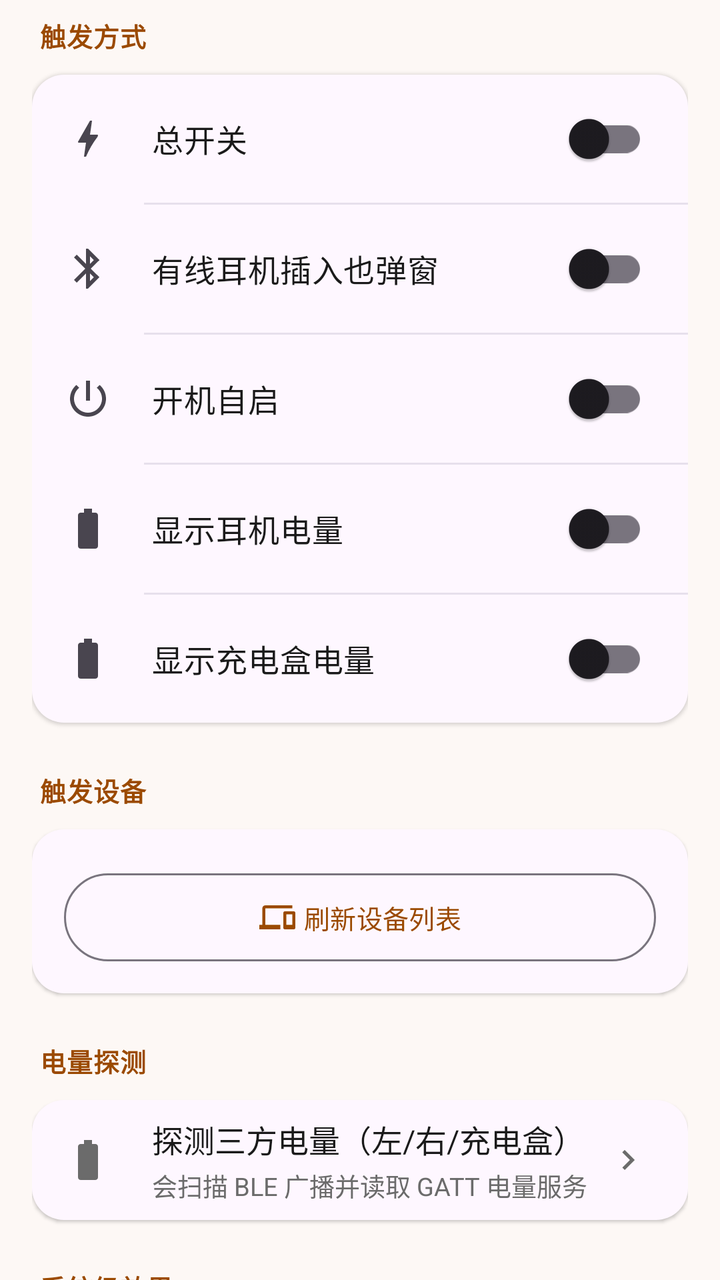
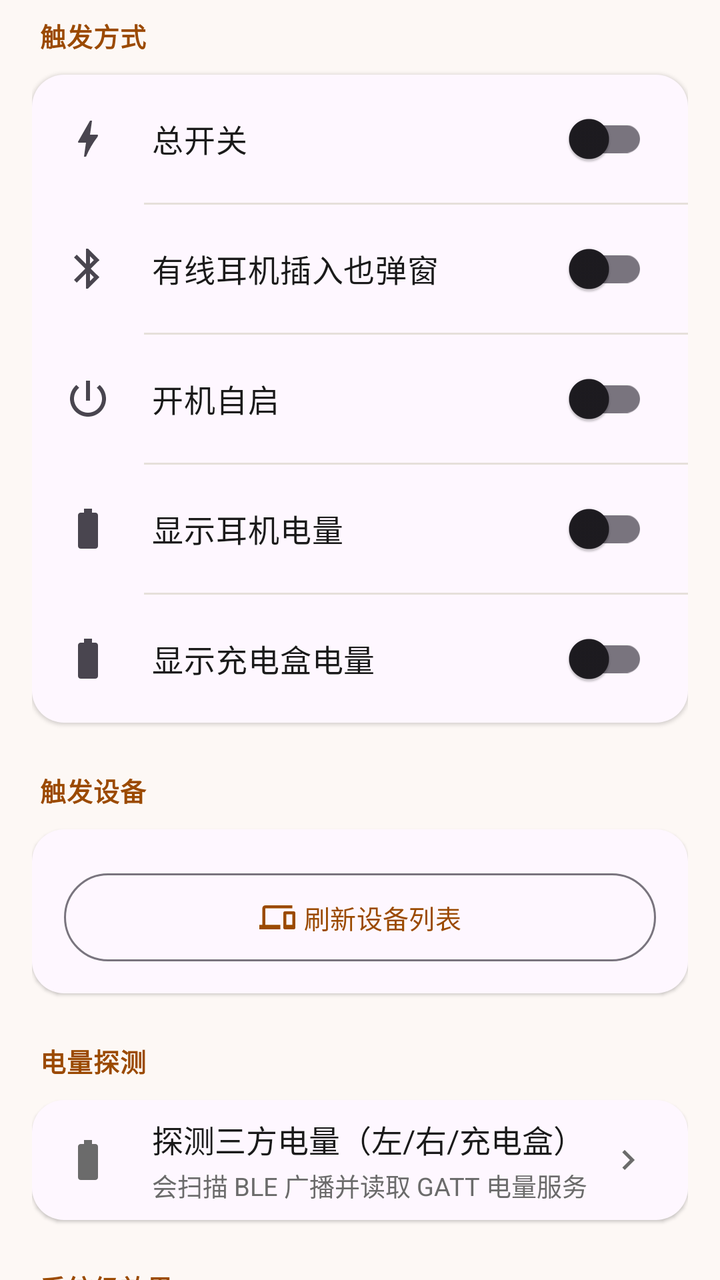

Two renders of the same Android screen: before a commit and after it. Below are the layout's source before the change and the commit's diff.
<!-- AndroidManifest.xml: application theme AppTheme -->
<!-- res/layout/tab_settings.xml -->
<?xml version="1.0" encoding="utf-8"?>
<androidx.core.widget.NestedScrollView xmlns:android="http://schemas.android.com/apk/res/android"
    xmlns:app="http://schemas.android.com/apk/res-auto"
    android:layout_width="match_parent"
    android:layout_height="match_parent"
    android:clipToPadding="false"
    android:overScrollMode="never"
    android:paddingStart="16dp"
    android:paddingTop="8dp"
    android:paddingEnd="16dp"
    android:paddingBottom="24dp">

    <LinearLayout
        android:layout_width="match_parent"
        android:layout_height="wrap_content"
        android:orientation="vertical">

        
        <TextView
            style="@style/TextSectionTitle"
            android:layout_marginStart="4dp"
            android:text="触发方式" />

        <LinearLayout
            style="@style/AppGroup"
            android:layout_marginTop="10dp"
            android:elevation="1dp">

            <com.google.android.material.switchmaterial.SwitchMaterial
                android:id="@+id/swMaster"
                style="@style/AppItem"
                android:drawableStart="@drawable/ic_bolt"
                android:text="总开关"
                android:textSize="15.5sp" />

            <View
                android:layout_width="match_parent"
                android:layout_height="1dp"
                android:layout_marginStart="56dp"
                android:background="?attr/colorSurfaceVariant" />

            <com.google.android.material.switchmaterial.SwitchMaterial
                android:id="@+id/swWired"
                style="@style/AppItem"
                android:drawableStart="@drawable/ic_bluetooth"
                android:text="有线耳机插入也弹窗"
                android:textSize="15.5sp" />

            <View
                android:layout_width="match_parent"
                android:layout_height="1dp"
                android:layout_marginStart="56dp"
                android:background="?attr/colorSurfaceVariant" />

            <com.google.android.material.switchmaterial.SwitchMaterial
                android:id="@+id/swAutoStart"
                style="@style/AppItem"
                android:drawableStart="@drawable/ic_power"
                android:text="开机自启"
                android:textSize="15.5sp" />

            <View
                android:layout_width="match_parent"
                android:layout_height="1dp"
                android:layout_marginStart="56dp"
                android:background="?attr/colorSurfaceVariant" />

            <com.google.android.material.switchmaterial.SwitchMaterial
                android:id="@+id/swBattery"
                style="@style/AppItem"
                android:drawableStart="@drawable/ic_battery"
                android:text="显示耳机电量"
                android:textSize="15.5sp" />

            <View
                android:layout_width="match_parent"
                android:layout_height="1dp"
                android:layout_marginStart="56dp"
                android:background="?attr/colorSurfaceVariant" />

            <com.google.android.material.switchmaterial.SwitchMaterial
                android:id="@+id/swCase"
                style="@style/AppItem"
                android:drawableStart="@drawable/ic_battery"
                android:text="显示充电盒电量"
                android:textSize="15.5sp" />
        </LinearLayout>

        
        <TextView
            style="@style/TextSectionTitle"
            android:layout_marginStart="4dp"
            android:layout_marginTop="24dp"
            android:text="触发设备" />

        <LinearLayout
            style="@style/AppGroup"
            android:layout_marginTop="10dp"
            android:elevation="1dp"
            android:padding="16dp">

            <LinearLayout
                android:id="@+id/deviceList"
                android:layout_width="match_parent"
                android:layout_height="wrap_content"
                android:orientation="vertical" />

            <com.google.android.material.button.MaterialButton
                android:id="@+id/btnRefresh"
                style="@style/AppButtonTonal"
                android:layout_width="match_parent"
                android:layout_height="wrap_content"
                android:layout_marginTop="6dp"
                android:minHeight="44dp"
                android:text="刷新设备列表"
                android:textSize="13sp"
                app:icon="@drawable/ic_devices"
                app:iconGravity="textStart" />
        </LinearLayout>

        
        <TextView
            style="@style/TextSectionTitle"
            android:layout_marginStart="4dp"
            android:layout_marginTop="24dp"
            android:text="电量探测" />

        <LinearLayout
            style="@style/AppGroup"
            android:layout_marginTop="10dp"
            android:elevation="1dp">

            <LinearLayout
                android:id="@+id/rowProbe"
                style="@style/AppRow">

                <ImageView
                    style="@style/AppRowIcon"
                    android:contentDescription="探测"
                    android:src="@drawable/ic_battery" />

                <LinearLayout style="@style/AppRowText">
                    <TextView
                        style="@style/TextRowTitle"
                        android:text="探测三方电量（左/右/充电盒）" />
                    <TextView
                        style="@style/TextRowSub"
                        android:id="@+id/tvProbeHint"
                        android:text="会扫描 BLE 广播并读取 GATT 电量服务" />
                </LinearLayout>

                <ImageView
                    style="@style/AppRowIcon"
                    android:layout_width="20dp"
                    android:layout_height="20dp"
                    android:contentDescription="前往"
                    android:src="@drawable/ic_chevron" />
            </LinearLayout>
        </LinearLayout>

        
        <TextView
            style="@style/TextSectionTitle"
            android:layout_marginStart="4dp"
            android:layout_marginTop="24dp"
            android:text="系统级效果" />

        <LinearLayout
            style="@style/AppGroup"
            android:layout_marginTop="10dp"
            android:elevation="1dp">

            <LinearLayout
                android:id="@+id/rowEngine"
                style="@style/AppRow">

                <ImageView
                    style="@style/AppRowIcon"
                    android:contentDescription="引擎"
                    android:src="@drawable/ic_layers" />

                <LinearLayout style="@style/AppRowText">
                    <TextView
                        style="@style/TextRowTitle"
                        android:text="弹出引擎" />
                    <TextView
                        style="@style/TextRowSub"
                        android:text="智能模式失败会自动降级" />
                </LinearLayout>

                <TextView
                    android:id="@+id/tvEngine"
                    style="@style/TextRowValue"
                    android:text="智能" />
            </LinearLayout>

            <View
                android:layout_width="match_parent"
                android:layout_height="1dp"
                android:layout_marginStart="56dp"
                android:background="?attr/colorSurfaceVariant" />

            <LinearLayout
                android:id="@+id/rowDim"
                style="@style/AppRow">

                <ImageView
                    style="@style/AppRowIcon"
                    android:contentDescription="压暗"
                    android:src="@drawable/ic_preview" />

                <LinearLayout style="@style/AppRowText">
                    <TextView
                        style="@style/TextRowTitle"
                        android:text="背景压暗" />
                </LinearLayout>

                <TextView
                    android:id="@+id/tvDim"
                    style="@style/TextRowValue"
                    android:text="30%" />
            </LinearLayout>

            <View
                android:layout_width="match_parent"
                android:layout_height="1dp"
                android:layout_marginStart="56dp"
                android:background="?attr/colorSurfaceVariant" />

            <LinearLayout
                android:id="@+id/rowBlur"
                style="@style/AppRow">

                <ImageView
                    style="@style/AppRowIcon"
                    android:contentDescription="模糊"
                    android:src="@drawable/ic_preview" />

                <LinearLayout style="@style/AppRowText">
                    <TextView
                        style="@style/TextRowTitle"
                        android:text="背景模糊半径" />
                </LinearLayout>

                <TextView
                    android:id="@+id/tvBlur"
                    style="@style/TextRowValue"
                    android:text="24 dp" />
            </LinearLayout>

            <View
                android:layout_width="match_parent"
                android:layout_height="1dp"
                android:layout_marginStart="56dp"
                android:background="?attr/colorSurfaceVariant" />

            <com.google.android.material.switchmaterial.SwitchMaterial
                android:id="@+id/swLock"
                style="@style/AppItem"
                android:drawableStart="@drawable/ic_lock"
                android:text="锁屏 / 熄屏时也弹"
                android:textSize="15.5sp" />

            <View
                android:layout_width="match_parent"
                android:layout_height="1dp"
                android:layout_marginStart="56dp"
                android:background="?attr/colorSurfaceVariant" />

            <com.google.android.material.switchmaterial.SwitchMaterial
                android:id="@+id/swNoFocus"
                style="@style/AppItem"
                android:drawableStart="@drawable/ic_bolt"
                android:text="不夺取焦点（游戏时不打断）"
                android:textSize="15.5sp" />
        </LinearLayout>

        
        <TextView
            style="@style/TextSectionTitle"
            android:layout_marginStart="4dp"
            android:layout_marginTop="24dp"
            android:text="后台与省电" />

        <LinearLayout
            style="@style/AppGroup"
            android:layout_marginTop="10dp"
            android:elevation="1dp">

            <com.google.android.material.switchmaterial.SwitchMaterial
                android:id="@+id/swPowerSave"
                style="@style/AppItem"
                android:drawableStart="@drawable/ic_power"
                android:text="省电模式"
                android:textSize="15.5sp" />

            <View
                android:layout_width="match_parent"
                android:layout_height="1dp"
                android:layout_marginStart="56dp"
                android:background="?attr/colorSurfaceVariant" />

            <com.google.android.material.switchmaterial.SwitchMaterial
                android:id="@+id/swHideNoti"
                style="@style/AppItem"
                android:drawableStart="@drawable/ic_notification"
                android:text="隐藏后台通知"
                android:textSize="15.5sp" />

            <View
                android:layout_width="match_parent"
                android:layout_height="1dp"
                android:layout_marginStart="56dp"
                android:background="?attr/colorSurfaceVariant" />

            <com.google.android.material.switchmaterial.SwitchMaterial
                android:id="@+id/swHideRecents"
                style="@style/AppItem"
                android:drawableStart="@drawable/ic_lock"
                android:text="在最近任务里隐藏"
                android:textSize="15.5sp" />
        </LinearLayout>

        <LinearLayout
            style="@style/AppGroup"
            android:layout_marginTop="8dp"
            android:elevation="1dp"
            android:padding="16dp">

            <TextView
                android:layout_width="match_parent"
                android:layout_height="wrap_content"
                android:lineSpacingExtra="3dp"
                android:text="Android 8 起系统强制前台服务显示通知。打开「隐藏后台通知」后本 App 会把通知降到最低级别，再点下面的按钮去系统设置关掉它，通知栏就彻底干净了，服务照常运行。"
                android:textColor="?attr/colorOnSurfaceVariant"
                android:textSize="11.5sp" />

            <com.google.android.material.button.MaterialButton
                android:id="@+id/btnNotiSettings"
                style="@style/AppButtonTonal"
                android:layout_width="match_parent"
                android:layout_height="wrap_content"
                android:layout_marginTop="12dp"
                android:minHeight="44dp"
                android:text="去系统设置关闭通知"
                android:textSize="13sp" />

            <com.google.android.material.button.MaterialButton
                android:id="@+id/btnBattery"
                style="@style/AppButtonTonal"
                android:layout_width="match_parent"
                android:layout_height="wrap_content"
                android:layout_marginTop="8dp"
                android:minHeight="44dp"
                android:text="加入电池优化白名单"
                android:textSize="13sp"
                app:icon="@drawable/ic_shield"
                app:iconGravity="textStart" />
        </LinearLayout>

        
        <TextView
            style="@style/TextSectionTitle"
            android:layout_marginStart="4dp"
            android:layout_marginTop="24dp"
            android:text="关于" />

        <LinearLayout
            style="@style/AppGroup"
            android:layout_marginTop="10dp"
            android:elevation="1dp">

            <LinearLayout
                android:id="@+id/rowMiPerm"
                style="@style/AppRow">

                <ImageView
                    style="@style/AppRowIcon"
                    android:contentDescription="授权"
                    android:src="@drawable/ic_shield" />

                <LinearLayout style="@style/AppRowText">
                    <TextView
                        style="@style/TextRowTitle"
                        android:text="复制 MIUI 授权命令" />
                    <TextView
                        style="@style/TextRowSub"
                        android:text="后台弹出界面权限" />
                </LinearLayout>

                <ImageView
                    style="@style/AppRowIcon"
                    android:layout_width="20dp"
                    android:layout_height="20dp"
                    android:contentDescription="前往"
                    android:src="@drawable/ic_chevron" />
            </LinearLayout>

            <View
                android:layout_width="match_parent"
                android:layout_height="1dp"
                android:layout_marginStart="56dp"
                android:background="?attr/colorSurfaceVariant" />

            <LinearLayout
                android:id="@+id/rowInfo"
                style="@style/AppRow">

                <ImageView
                    style="@style/AppRowIcon"
                    android:contentDescription="信息"
                    android:src="@drawable/ic_info" />

                <LinearLayout style="@style/AppRowText">
                    <TextView
                        style="@style/TextRowTitle"
                        android:text="不联网 · 不上传 · 配置仅存本地" />
                </LinearLayout>
            </LinearLayout>
        </LinearLayout>

    </LinearLayout>
</androidx.core.widget.NestedScrollView>
<!-- resources referenced by this layout -->
<resources>
  <style name="AppButtonTonal" parent="Widget.Material3.Button.OutlinedButton">
          <item name="android:layout_width">match_parent</item>
          <item name="android:insetTop">0dp</item>
          <item name="android:insetBottom">0dp</item>
          <item name="android:minHeight">52dp</item>
          <item name="android:textSize">14sp</item>
      </style>
  <style name="AppGroup">
          <item name="android:background">@drawable/bg_group</item>
          <item name="android:layout_width">match_parent</item>
          <item name="android:layout_height">wrap_content</item>
          <item name="android:orientation">vertical</item>
      </style>
  <style name="AppRowIcon">
          <item name="android:layout_width">24dp</item>
          <item name="android:layout_height">24dp</item>
          <item name="android:layout_gravity">center_vertical</item>
          <item name="android:tint">@color/ui_text_secondary</item>
      </style>
  <style name="AppRowText">
          <item name="android:layout_width">0dp</item>
          <item name="android:layout_height">wrap_content</item>
          <item name="android:layout_weight">1</item>
          <item name="android:layout_gravity">center_vertical</item>
          <item name="android:layout_marginStart">20dp</item>
          <item name="android:orientation">vertical</item>
      </style>
  <style name="TextRowSub">
          <item name="android:layout_width">match_parent</item>
          <item name="android:layout_height">wrap_content</item>
          <item name="android:layout_marginTop">2dp</item>
          <item name="android:textSize">12.5sp</item>
          <item name="android:textColor">@color/ui_text_secondary</item>
      </style>
  <style name="TextRowTitle">
          <item name="android:layout_width">match_parent</item>
          <item name="android:layout_height">wrap_content</item>
          <item name="android:textSize">15.5sp</item>
          <item name="android:textColor">@color/ui_text_primary</item>
      </style>
  <style name="TextRowValue">
          <item name="android:layout_width">wrap_content</item>
          <item name="android:layout_height">wrap_content</item>
          <item name="android:layout_gravity">center_vertical</item>
          <item name="android:textSize">13.5sp</item>
          <item name="android:textStyle">bold</item>
          <item name="android:textColor">@color/md_primary</item>
      </style>
  <style name="TextSectionTitle">
          <item name="android:layout_width">wrap_content</item>
          <item name="android:layout_height">wrap_content</item>
          <item name="android:textSize">13sp</item>
          <item name="android:textStyle">bold</item>
          <item name="android:letterSpacing">0.02</item>
          <item name="android:textColor">@color/md_primary</item>
      </style>
  <!-- drawable bg_group (drawable) -->
  <?xml version="1.0" encoding="utf-8"?>
  <shape xmlns:android="http://schemas.android.com/apk/res/android"
      android:shape="rectangle">
      <solid android:color="?attr/colorSurface" />
      <corners android:radius="16dp" />
  </shape>
  <color name="ui_text_primary">#FF1A1A1A</color>
  <color name="ui_text_secondary">#FF6B6B6B</color>
  <color name="md_primary">#FF9B4A00</color>
  <color name="md_on_primary">#FFFFFFFF</color>
  <color name="md_primary_container">#FFFFDCC2</color>
  <color name="md_on_primary_container">#FF2E1500</color>
  <color name="md_secondary_container">#FFF3DDD3</color>
  <color name="md_on_secondary_container">#FF2B1710</color>
  <color name="md_tertiary_container">#FFD8E9D6</color>
  <color name="md_on_tertiary_container">#FF10200F</color>
  <color name="md_error">#FFBA1A1A</color>
  <color name="md_error_container">#FFFFDAD6</color>
  <color name="md_on_error_container">#FF410002</color>
  <color name="md_background">#FFFDF8F5</color>
  <!-- unchanged entries left out for length: 15 -->
</resources>

<!-- the commit's change to res/layout/tab_settings.xml (unified diff, before → after) -->
@@ -37,7 +37,7 @@
                 android:layout_width="match_parent"
                 android:layout_height="1dp"
                 android:layout_marginStart="56dp"
-                android:background="?attr/colorSurfaceVariant" />
+                android:background="@color/ui_divider" />
 
             <com.google.android.material.switchmaterial.SwitchMaterial
                 android:id="@+id/swWired"
@@ -50,7 +50,7 @@
                 android:layout_width="match_parent"
                 android:layout_height="1dp"
                 android:layout_marginStart="56dp"
-                android:background="?attr/colorSurfaceVariant" />
+                android:background="@color/ui_divider" />
 
             <com.google.android.material.switchmaterial.SwitchMaterial
                 android:id="@+id/swAutoStart"
@@ -63,7 +63,7 @@
                 android:layout_width="match_parent"
                 android:layout_height="1dp"
                 android:layout_marginStart="56dp"
-                android:background="?attr/colorSurfaceVariant" />
+                android:background="@color/ui_divider" />
 
             <com.google.android.material.switchmaterial.SwitchMaterial
                 android:id="@+id/swBattery"
@@ -76,7 +76,7 @@
                 android:layout_width="match_parent"
                 android:layout_height="1dp"
                 android:layout_marginStart="56dp"
-                android:background="?attr/colorSurfaceVariant" />
+                android:background="@color/ui_divider" />
 
             <com.google.android.material.switchmaterial.SwitchMaterial
                 android:id="@+id/swCase"
@@ -198,7 +198,7 @@
                 android:layout_width="match_parent"
                 android:layout_height="1dp"
                 android:layout_marginStart="56dp"
-                android:background="?attr/colorSurfaceVariant" />
+                android:background="@color/ui_divider" />
 
             <LinearLayout
                 android:id="@+id/rowDim"
@@ -225,7 +225,7 @@
                 android:layout_width="match_parent"
                 android:layout_height="1dp"
                 android:layout_marginStart="56dp"
-                android:background="?attr/colorSurfaceVariant" />
+                android:background="@color/ui_divider" />
 
             <LinearLayout
                 android:id="@+id/rowBlur"
@@ -252,7 +252,7 @@
                 android:layout_width="match_parent"
                 android:layout_height="1dp"
                 android:layout_marginStart="56dp"
-                android:background="?attr/colorSurfaceVariant" />
+                android:background="@color/ui_divider" />
 
             <com.google.android.material.switchmaterial.SwitchMaterial
                 android:id="@+id/swLock"
@@ -265,7 +265,7 @@
                 android:layout_width="match_parent"
                 android:layout_height="1dp"
                 android:layout_marginStart="56dp"
-                android:background="?attr/colorSurfaceVariant" />
+                android:background="@color/ui_divider" />
 
             <com.google.android.material.switchmaterial.SwitchMaterial
                 android:id="@+id/swNoFocus"
@@ -298,7 +298,7 @@
                 android:layout_width="match_parent"
                 android:layout_height="1dp"
                 android:layout_marginStart="56dp"
-                android:background="?attr/colorSurfaceVariant" />
+                android:background="@color/ui_divider" />
 
             <com.google.android.material.switchmaterial.SwitchMaterial
                 android:id="@+id/swHideNoti"
@@ -311,7 +311,7 @@
                 android:layout_width="match_parent"
                 android:layout_height="1dp"
                 android:layout_marginStart="56dp"
-                android:background="?attr/colorSurfaceVariant" />
+                android:background="@color/ui_divider" />
 
             <com.google.android.material.switchmaterial.SwitchMaterial
                 android:id="@+id/swHideRecents"
@@ -400,7 +400,7 @@
                 android:layout_width="match_parent"
                 android:layout_height="1dp"
                 android:layout_marginStart="56dp"
-                android:background="?attr/colorSurfaceVariant" />
+                android:background="@color/ui_divider" />
 
             <LinearLayout
                 android:id="@+id/rowInfo"
<!-- resource entries referenced after the edit -->
@@ -1,5 +1,6 @@
 <!-- resources referenced by this layout -->
 <resources>
+  <color name="ui_divider">#FFE6E0DA</color>
   <style name="AppButtonTonal" parent="Widget.Material3.Button.OutlinedButton">
           <item name="android:layout_width">match_parent</item>
           <item name="android:insetTop">0dp</item>
